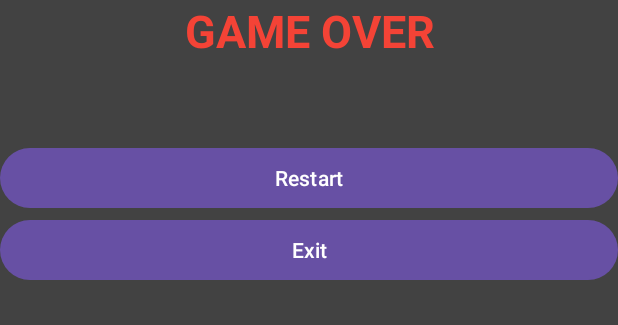
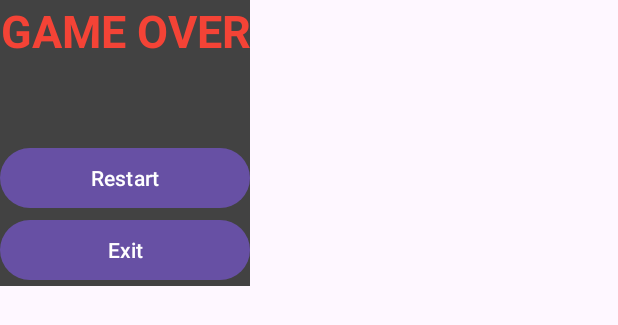
Before and after one commit to 110360110/FinalProject_HappyJellyfish, an Android app: the layout game_over_dialog.xml on its own in the app's theme, with its tools: preview values and no code run, on a phone screen of 412 x 824 dp. Shown: the top 325 px of the screen. Run offline under Robolectric (Android 15) with nearby library versions, the light colour scheme and no system bars.

Commit message:
tictactoe modify

```diff
--- a/app/src/main/res/layout/game_over_dialog.xml
+++ b/app/src/main/res/layout/game_over_dialog.xml
@@ -1,10 +1,12 @@
 <?xml version="1.0" encoding="utf-8"?>
 <LinearLayout
     xmlns:android="http://schemas.android.com/apk/res/android"
-    android:layout_width="match_parent"
-    android:layout_height="match_parent"
+    android:layout_width="wrap_content"
+    android:layout_height="wrap_content"
     android:orientation="vertical"
     android:background="@color/cardview_dark_background">
+
+
 
     <TextView
         android:layout_width="match_parent"
```
Also changed, not shown: app/src/main/java/com/example/happy_jellyfish/TicTacToe/TicTacToeMainActivity.java (+9 -1 lines).
